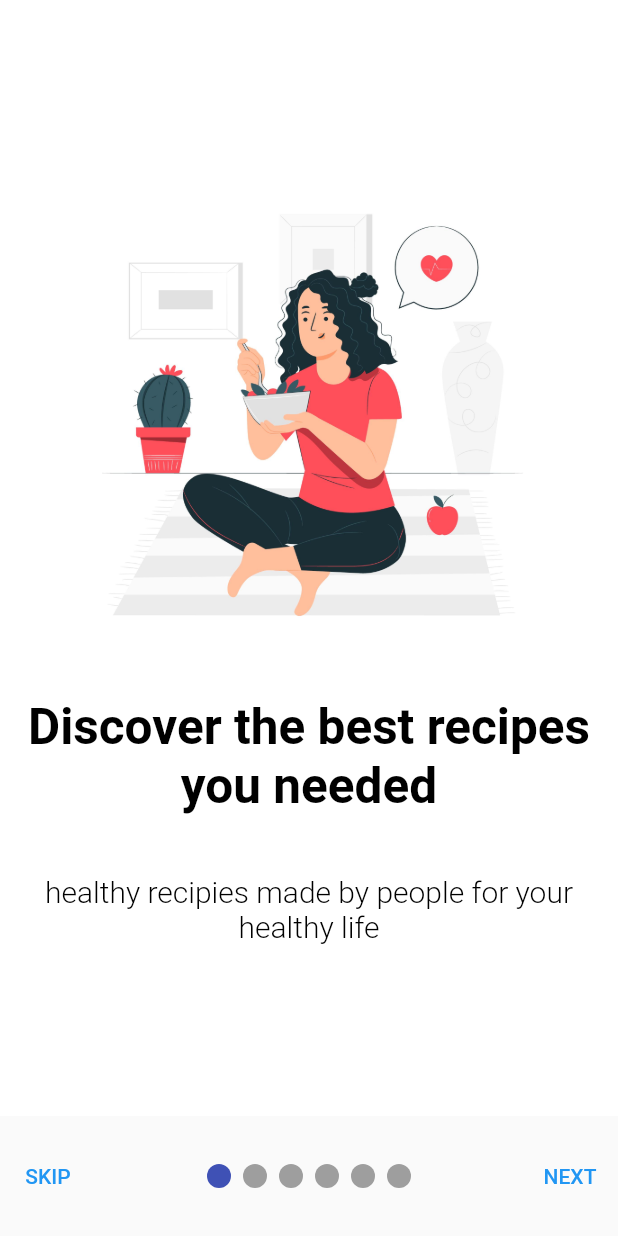
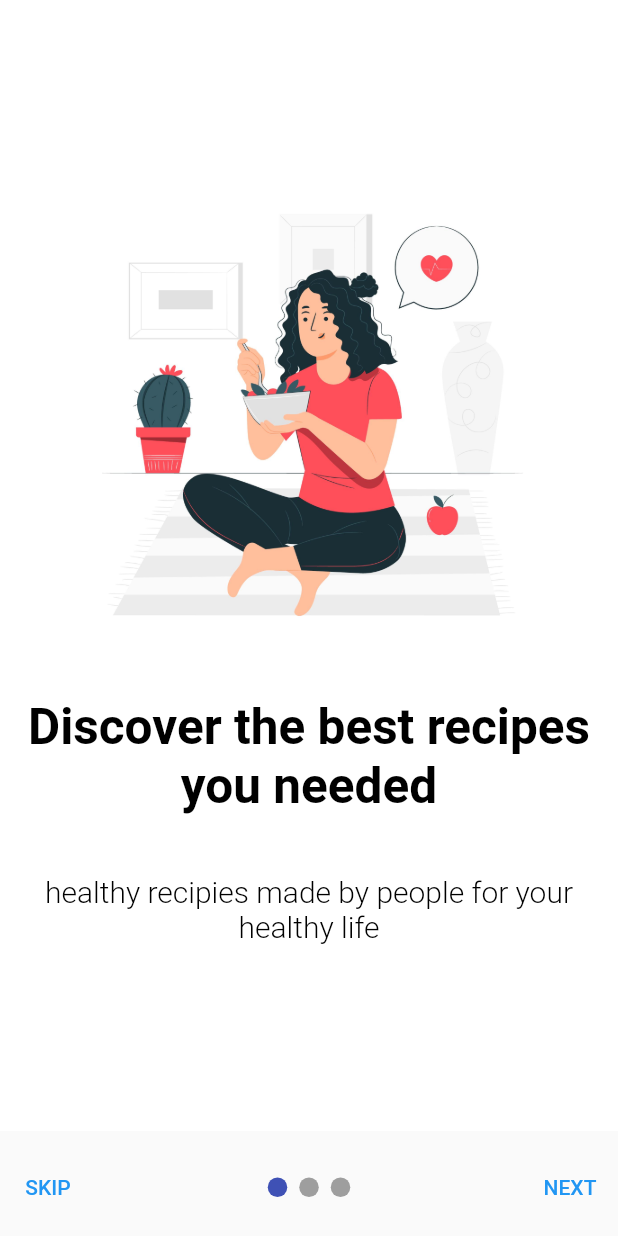
Before and after one commit to ayan-gorain/Cook-Fast, a Flutter app: the screen it shows after launch, on a phone screen of 412 x 824 dp. Run offline on Flutter 3.47's test engine with Material 2 defaults, Android fonts, the phone set to English and light mode, and no system bars; drawn by our look-alikes of smooth_page_indicator; our stand-ins replace firebase_auth, firebase_core, flutter_screenutil, get, pinput and 1 more; missing offline and left inert: dart:ffi; accounts and stored records are empty.

```diff
--- a/lib/pages/frogetPass.dart
+++ b/lib/pages/frogetPass.dart
@@ -35,7 +35,7 @@ class forgetpass extends StatelessWidget {
                     fontFamily: 'Poppins Pro'),
               ),
 
-              SizedBox(height: 35),
+              SizedBox(height:40 ),
 
               Column(
                 children: [
@@ -46,6 +46,9 @@ class forgetpass extends StatelessWidget {
                       fontSize: 17,
                     ),
                   ),
+
+                  SizedBox(height: 30),
+
                   Padding(
                     padding: EdgeInsets.symmetric(vertical: 10, horizontal: 27),
                     child: TextFormField(
--- a/lib/pages/onboarding.dart
+++ b/lib/pages/onboarding.dart
@@ -100,27 +100,26 @@ class _OnboardingpageState extends State<Onboardingpage> {
                 ),
                 primary:Colors.white,
                 backgroundColor: Colors.tealAccent,
-                minimumSize: const Size.fromHeight(80)
+                minimumSize: const Size.fromHeight(65)
             ),
             onPressed: () async{}, child: const Text("Get Started",
             style:TextStyle(fontSize: 24))):
         Container(
-            height:80,
+            height:65,
             child:Row(
               mainAxisAlignment: MainAxisAlignment.spaceBetween,
               children: [
                 TextButton(
-
-                    onPressed: ()=>controller.jumpToPage(5),
+                    onPressed: ()=>controller.jumpToPage(3),
                     child: const Text("SKIP")),
                 SmoothPageIndicator(
                   controller: controller,
-                  count:6,
+                  count:3,
                   axisDirection: Axis.horizontal,
                   effect: JumpingDotEffect(
-                    dotHeight: 16,
-                    dotWidth: 16,
-                    jumpScale: .7,
+                    dotHeight: 13,
+                    dotWidth: 13,
+                    jumpScale: 0.7,
                     verticalOffset: 15,
                   ),
                   onDotClicked: (index)=>controller.animateToPage(
```
Also changed, not shown: pubspec.lock.
